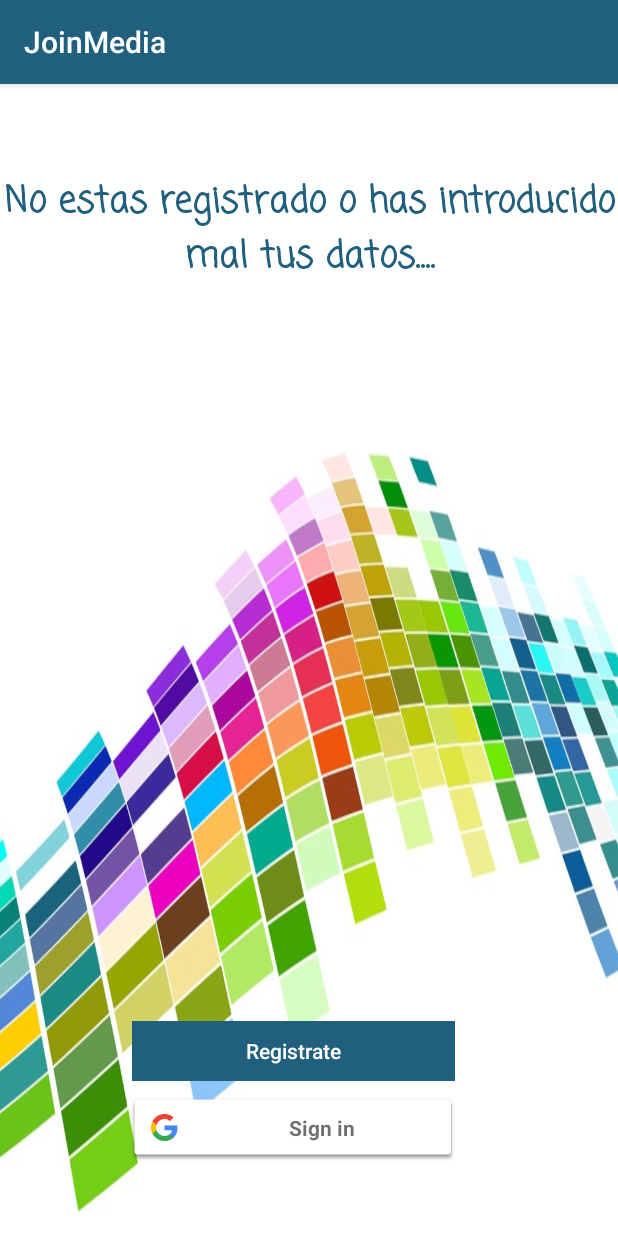
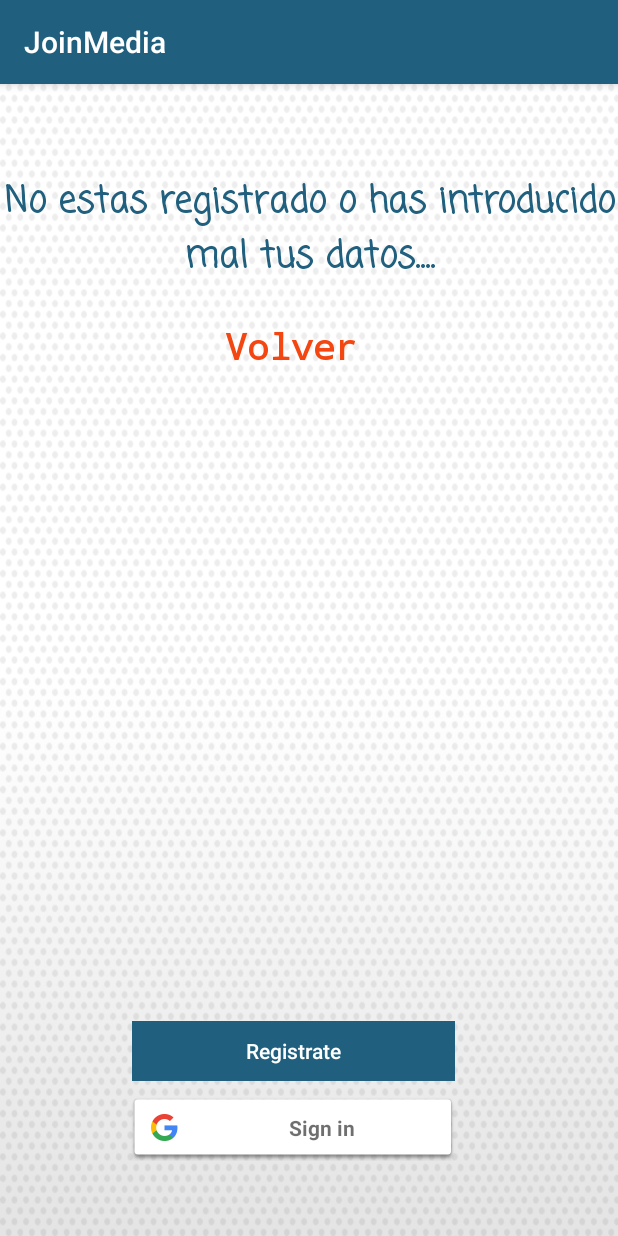
Before and after one commit to javidelrey/JoinMedia, an Android app: the RegistroActivity screen opened directly, with no data from a screen before it, on a phone screen of 412 x 824 dp. Run offline under Robolectric (Android 15) with nearby library versions, the phone set to English and light mode, and no system bars.

Commit message:
CommitFusion2

```diff
--- a/app/src/main/res/layout/activity_datos.xml
+++ b/app/src/main/res/layout/activity_datos.xml
@@ -4,7 +4,8 @@
     xmlns:tools="http://schemas.android.com/tools"
     android:layout_width="match_parent"
     android:layout_height="match_parent"
-    tools:context="es.fempa.javi.es.joinmedia.DatosActivity">
+    tools:context="es.fempa.javi.es.joinmedia.DatosActivity"
+    android:background="@drawable/fondo2">
 
     <EditText
         android:id="@+id/editTextNombre"
--- a/app/src/main/res/layout/activity_login.xml
+++ b/app/src/main/res/layout/activity_login.xml
@@ -9,7 +9,7 @@
     android:paddingLeft="@dimen/activity_horizontal_margin"
     android:paddingRight="@dimen/activity_horizontal_margin"
     android:paddingTop="@dimen/activity_vertical_margin"
-    android:background="@drawable/fondo"
+    android:background="@drawable/fondo2"
     tools:context="es.fempa.javi.es.joinmedia.LoginActivity">
 
     <!-- Login progress -->
--- a/app/src/main/res/layout/activity_registro.xml
+++ b/app/src/main/res/layout/activity_registro.xml
@@ -4,7 +4,7 @@
     xmlns:tools="http://schemas.android.com/tools"
     android:layout_width="match_parent"
     android:layout_height="match_parent"
-    android:background="@drawable/fondo"
+    android:background="@drawable/fondo2"
     android:gravity="center"
     android:orientation="vertical">
 
@@ -94,4 +94,21 @@
         app:layout_constraintBottom_toTopOf="@+id/sign_in_button"
         app:layout_constraintStart_toStartOf="parent" />
 
+    <TextView
+        android:id="@+id/textView2"
+        android:layout_width="wrap_content"
+        android:layout_height="wrap_content"
+        android:layout_marginStart="150dp"
+        android:layout_marginTop="24dp"
+        android:allowUndo="false"
+        android:autoLink="web|phone|all"
+        android:fontFamily="monospace"
+        android:singleLine="false"
+        android:text="Volver"
+        android:textColor="@color/colorApp2"
+        android:textSize="24sp"
+        android:textStyle="bold"
+        app:layout_constraintStart_toStartOf="parent"
+        app:layout_constraintTop_toBottomOf="@+id/notSignedIn_tv" />
+
 </android.support.constraint.ConstraintLayout>
```
Also changed, not shown: app/src/main/res/drawable/fondo2.png (added), app/src/main/res/drawable/small.png (added).
